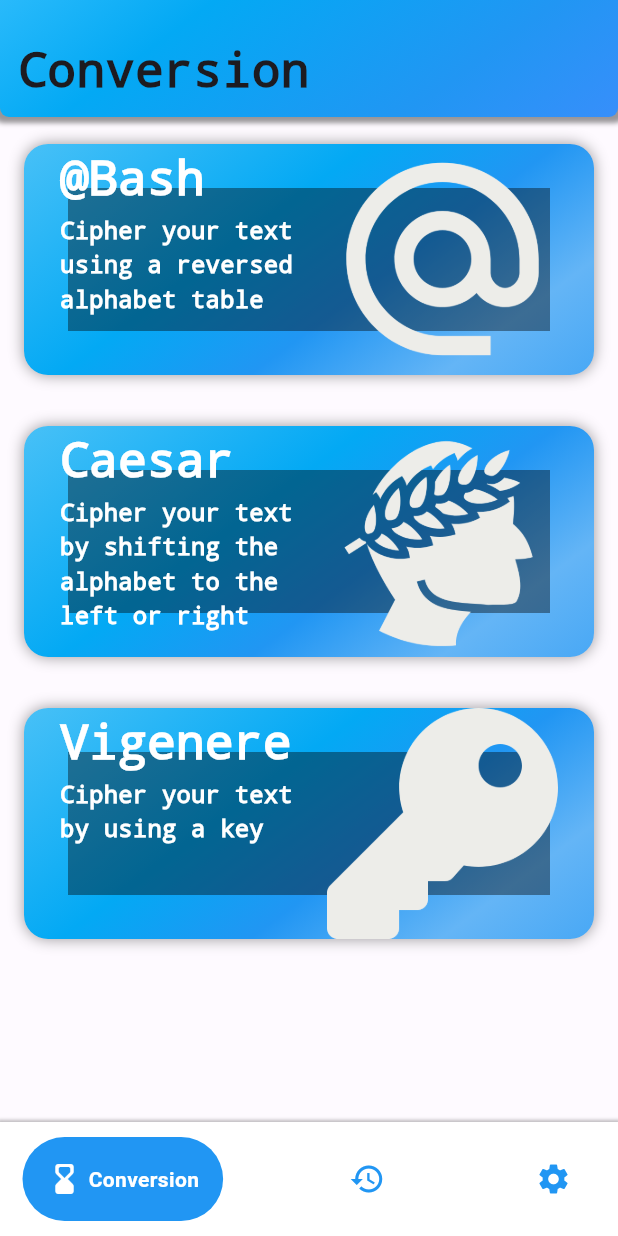
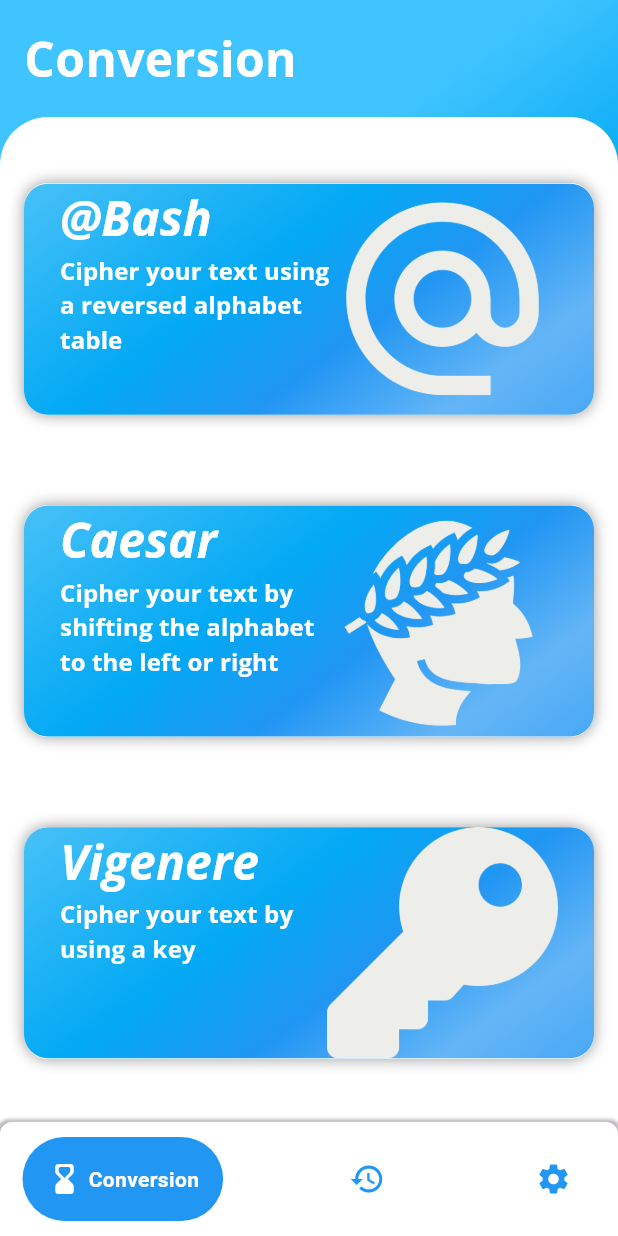
Before and after one commit to aVerySmallSoap/flutter_encrypt, a Flutter app: the HomePage screen opened by its route, on a phone screen of 412 x 824 dp. Run offline on Flutter 3.47's test engine with Material 3 defaults, Android fonts, the phone set to English and light mode, and no system bars; drawn by our look-alikes of google_nav_bar; our stand-ins replace google_fonts; accounts and stored records are empty.

Commit message:
Improved the design and readability

```diff
--- a/lib/components/cipherbuttons.dart
+++ b/lib/components/cipherbuttons.dart
@@ -1,4 +1,5 @@
 import 'package:flutter/material.dart';
+import 'package:google_fonts/google_fonts.dart';
 
 class CipherButton extends StatelessWidget {
   final Function()? action;
@@ -25,9 +26,8 @@ class CipherButton extends StatelessWidget {
             width: double.maxFinite,
             padding: EdgeInsets.all(16),
             margin: EdgeInsets.only(top: 2),
-            child: Ink(
+            child: Container(
               decoration: BoxDecoration(
-                  borderRadius: BorderRadius.circular(16),
                 gradient: LinearGradient(
                   colors: [
                     Colors.blue[400]!,
@@ -39,9 +39,6 @@ class CipherButton extends StatelessWidget {
                   ],
                   transform: GradientRotation(180),
                 ),
-                ),
-                child: Container(
-                  decoration: BoxDecoration(
                 boxShadow: [
                   BoxShadow(
                     color: Color.fromRGBO(0, 0, 0, 0.4),
@@ -55,8 +52,7 @@ class CipherButton extends StatelessWidget {
                 onPressed: () {},
                 style: ButtonStyle(
                   shadowColor: WidgetStatePropertyAll(Colors.transparent),
-                      backgroundColor:
-                          WidgetStatePropertyAll(Colors.transparent),
+                  backgroundColor: WidgetStatePropertyAll(Colors.transparent),
                   shape: WidgetStatePropertyAll(
                     RoundedRectangleBorder(
                       borderRadius: BorderRadius.circular(16),
@@ -84,20 +80,21 @@ class CipherButton extends StatelessWidget {
                         children: [
                           Text(
                             text,
-                                style: TextStyle(
+                            style: GoogleFonts.openSans(
                               color: Colors.white,
                               fontSize: 32,
-                                    fontFamily: "Courier New",
-                                    fontWeight: FontWeight.bold),
+                              fontWeight: FontWeight.bold,
+                              fontStyle: FontStyle.italic,
+                            ),
                           ),
                           Text(
                             desc,
                             textAlign: TextAlign.left,
-                                style: TextStyle(
+                            style: GoogleFonts.openSans(
                               color: Colors.white,
                               fontSize: 16,
-                                    fontFamily: "Courier New",
-                                    fontWeight: FontWeight.bold),
+                              fontWeight: FontWeight.bold,
+                            ),
                           ),
                         ],
                       ),
@@ -105,6 +102,6 @@ class CipherButton extends StatelessWidget {
                   ],
                 ),
               ),
-                ))));
+            )));
   }
 }
--- a/lib/main.dart
+++ b/lib/main.dart
@@ -15,7 +15,6 @@ class MyApp extends StatelessWidget {
   @override
   Widget build(BuildContext context) {
     Database.init();
-
     return MaterialApp(
         title: 'TestApp',
         theme: ThemeData(
--- a/lib/pages/conversion_page.dart
+++ b/lib/pages/conversion_page.dart
@@ -1,4 +1,5 @@
 import 'package:flutter/material.dart';
+import 'package:google_fonts/google_fonts.dart';
 import 'package:test_app/api/login.dart';
 import 'package:test_app/components/cipherbuttons.dart';
 
@@ -55,9 +56,7 @@ class _ConversionPageState extends State<ConversionPage> {
   @override
   Widget build(BuildContext context) {
     return Scaffold(
-      backgroundColor: Colors.white38,
-      body: Center(
-          child: PopScope<Object?>(
+      body: PopScope<Object?>(
         canPop: false,
         onPopInvokedWithResult: (bool didPop, Object? result) async {
           if (didPop) return;
@@ -66,40 +65,44 @@ class _ConversionPageState extends State<ConversionPage> {
         },
         child: Column(
           children: [
-                  Container(
+            Expanded(
+              child: Container(
                 constraints: BoxConstraints(minHeight: 64),
-                    padding: EdgeInsets.only(top: 24, left: 12, bottom: 8),
                 decoration: BoxDecoration(
-                      gradient: LinearGradient(colors: [
+                  gradient: LinearGradient(
+                    colors: [
                       Colors.blueAccent,
                       Colors.blue,
                       Colors.lightBlue,
                       Colors.lightBlueAccent
-                      ], transform: GradientRotation(180)),
-                      borderRadius: BorderRadius.only(
-                          bottomLeft: Radius.circular(6),
-                          bottomRight: Radius.circular(6)),
-                      boxShadow: [
-                        BoxShadow(
-                          color: Color.fromRGBO(0, 0, 0, 0.4),
-                          blurRadius: 2,
-                          spreadRadius: 4,
+                    ],
+                    transform: GradientRotation(180),
                   ),
-                      ],
                 ),
-                    child: Row(
+                child: Column(
                   children: [
-                        Text(
+                    Container(
+                      width: double.maxFinite,
+                      padding: EdgeInsets.all(16),
+                      child: Text(
                         "Conversion",
-                          style: TextStyle(
+                        style: GoogleFonts.openSans(
+                          color: Colors.white,
                           fontSize: 32,
                           fontWeight: FontWeight.bold,
-                              fontFamily: "Courier New"),
-                        ),
-                      ],
                         ),
                       ),
-                  Column(
+                    ),
+                    Expanded(
+                      child: Container(
+                        decoration: BoxDecoration(
+                          color: Colors.white,
+                          borderRadius: BorderRadius.only(
+                            topLeft: Radius.circular(32),
+                            topRight: Radius.circular(32),
+                          ),
+                        ),
+                        child: Column(
                           mainAxisAlignment: MainAxisAlignment.spaceEvenly,
                           children: [
                             CipherButton(
@@ -124,8 +127,15 @@ class _ConversionPageState extends State<ConversionPage> {
                             ),
                           ],
                         ),
+                      ),
+                    )
                   ],
-              ))),
+                ),
+              ),
+            )
+          ],
+        ),
+      ),
     );
   }
 }
--- a/lib/pages/home_page.dart
+++ b/lib/pages/home_page.dart
@@ -32,6 +32,10 @@ class _HomePageState extends State<HomePage> {
       body: _pages[_selectedIndex],
       bottomNavigationBar: Container(
         decoration: BoxDecoration(
+          borderRadius: BorderRadius.only(
+            topLeft: Radius.circular(8),
+            topRight: Radius.circular(8),
+          ),
           color: Colors.white,
           boxShadow: [
             BoxShadow(
--- a/lib/pages/login_page.dart
+++ b/lib/pages/login_page.dart
@@ -17,7 +17,8 @@ class LoginPage extends StatelessWidget {
 
     Map<String, dynamic>? response = Login.login(username, password);
     if (response?["status"] == STATUS.OK) {
-      Navigator.pushNamed(context, '/home');
+      Navigator.of(context).pop();
+      Navigator.of(context).pushNamed('/home');
     } else {
       ScaffoldMessenger.of(context).showSnackBar(
         SnackBar(content: Text(response!["message"])),
--- a/pubspec.yaml
+++ b/pubspec.yaml
@@ -36,6 +36,7 @@ dependencies:
   cupertino_icons: ^1.0.8
   path_provider: ^2.1.5
   google_nav_bar: ^5.0.7
+  google_fonts: ^6.2.1
 
 dev_dependencies:
   flutter_test:
```
Also changed, not shown: pubspec.lock. Lines whose indentation alone changed are shown as unchanged.
